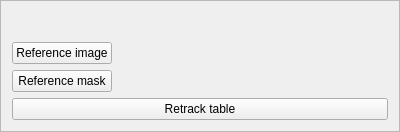
This is qt/Subtracker/beginningpanel.ui in subotto/subtracker as Qt 5 draws it before an edit. The edited form follows.
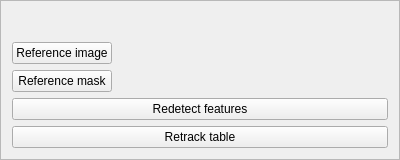
This is the edited form. Custom widgets are drawn as their Qt base class.

Diff of the .ui file:
```diff
--- a/qt/Subtracker/beginningpanel.ui
+++ b/qt/Subtracker/beginningpanel.ui
@@ -65,6 +65,13 @@
      </item>
     </layout>
    </item>
+   <item>
+    <widget class="QPushButton" name="redetectFeaturesButton">
+     <property name="text">
+      <string>Redetect features</string>
+     </property>
+    </widget>
+   </item>
    <item>
     <widget class="QPushButton" name="retrackTableButton">
      <property name="text">
```
